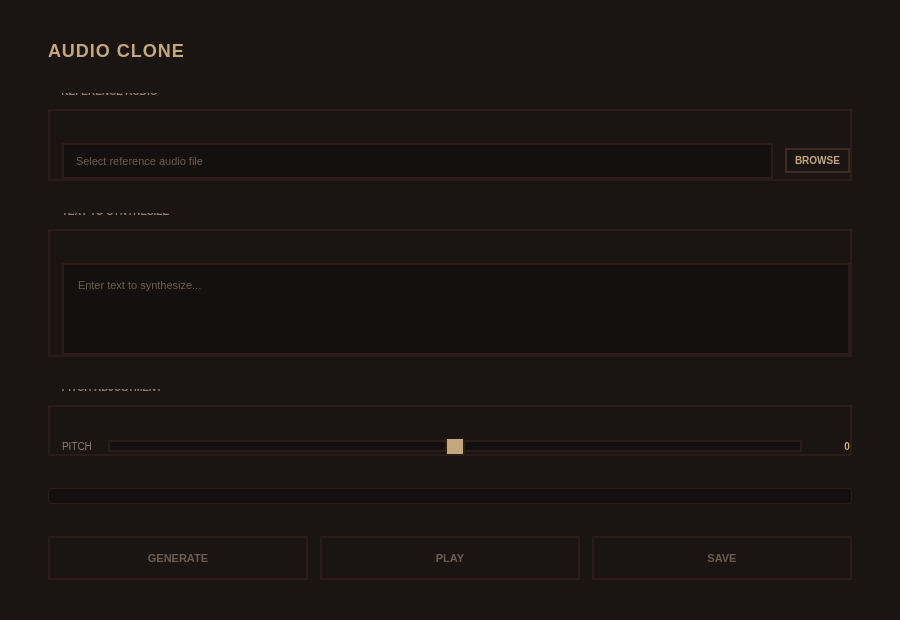
The window that ui/audio_clone.ui (3uyuan1ee/CosyVoice_app) describes before a commit, drawn with Qt 5.
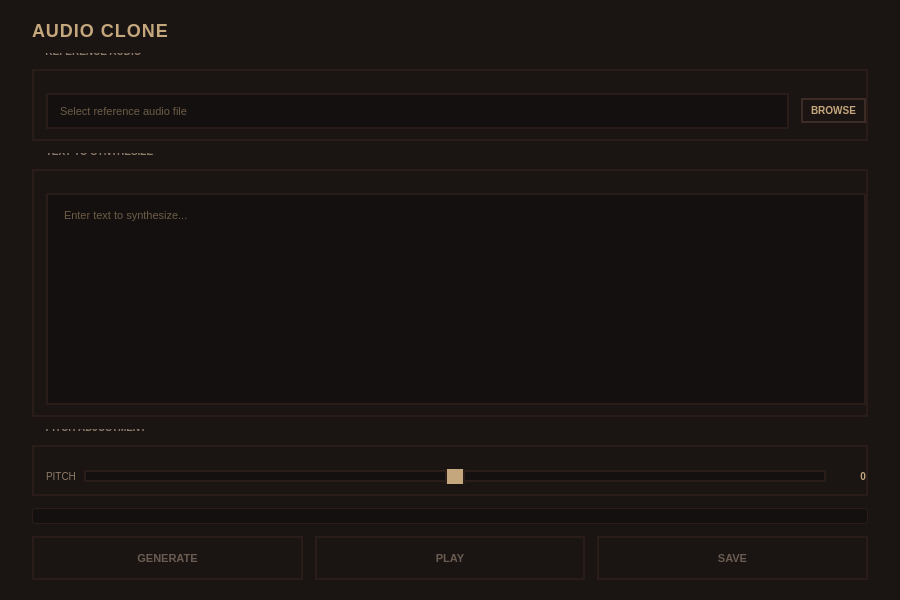
The same window after the commit.

Commit message: fix: 修复页面问题

```diff
--- a/ui/audio_clone.ui
+++ b/ui/audio_clone.ui
@@ -70,7 +70,7 @@
     color: #c4a77d;
     border: 2px solid #2a1d19;
     border-radius: 0px;
-    padding: 10px;
+    padding: 10px 12px 10px 12px;
     font-size: 11px;
     line-height: 1.4;
     selection-background-color: #3d2b25;
@@ -148,19 +148,19 @@
      </property>
      <layout class="QVBoxLayout" name="contentLayout">
       <property name="spacing">
-       <number>32</number>
+       <number>12</number>
       </property>
       <property name="leftMargin">
-       <number>48</number>
+       <number>32</number>
       </property>
       <property name="topMargin">
-       <number>40</number>
+       <number>20</number>
       </property>
       <property name="rightMargin">
-       <number>48</number>
+       <number>32</number>
       </property>
       <property name="bottomMargin">
-       <number>40</number>
+       <number>20</number>
       </property>
       <item>
        <widget class="QLabel" name="titleLabel">
@@ -181,21 +181,30 @@
         <property name="title">
          <string>REFERENCE AUDIO</string>
         </property>
+        <property name="minimumHeight">
+         <number>80</number>
+        </property>
+        <property name="sizePolicy">
+         <sizepolicy hsizetype="Preferred" vsizetype="Minimum">
+          <horstretch>0</horstretch>
+          <verstretch>0</verstretch>
+         </sizepolicy>
+        </property>
         <layout class="QVBoxLayout" name="referenceLayout">
          <property name="spacing">
-          <number>12</number>
+          <number>8</number>
          </property>
          <property name="leftMargin">
           <number>0</number>
          </property>
          <property name="topMargin">
-          <number>20</number>
+          <number>10</number>
          </property>
          <property name="rightMargin">
           <number>0</number>
          </property>
          <property name="bottomMargin">
-          <number>0</number>
+          <number>10</number>
          </property>
          <item>
           <layout class="QHBoxLayout" name="refAudioLayout">
@@ -254,6 +263,15 @@
         <property name="title">
          <string>TEXT TO SYNTHESIZE</string>
         </property>
+        <property name="minimumHeight">
+         <number>120</number>
+        </property>
+        <property name="sizePolicy">
+         <sizepolicy hsizetype="Preferred" vsizetype="Minimum">
+          <horstretch>0</horstretch>
+          <verstretch>0</verstretch>
+         </sizepolicy>
+        </property>
         <layout class="QVBoxLayout" name="textLayout">
          <property name="spacing">
           <number>0</number>
@@ -262,13 +280,13 @@
           <number>0</number>
          </property>
          <property name="topMargin">
-          <number>20</number>
+          <number>10</number>
          </property>
          <property name="rightMargin">
           <number>0</number>
          </property>
          <property name="bottomMargin">
-          <number>0</number>
+          <number>10</number>
          </property>
          <item>
           <widget class="QTextEdit" name="textInput">
@@ -290,24 +308,24 @@
         </property>
         <layout class="QVBoxLayout" name="optionsLayout">
          <property name="spacing">
-          <number>16</number>
+          <number>8</number>
          </property>
          <property name="leftMargin">
           <number>0</number>
          </property>
          <property name="topMargin">
-          <number>20</number>
+          <number>10</number>
          </property>
          <property name="rightMargin">
           <number>0</number>
          </property>
          <property name="bottomMargin">
-          <number>0</number>
+          <number>10</number>
          </property>
          <item>
           <layout class="QHBoxLayout" name="pitchLayout">
            <property name="spacing">
-            <number>16</number>
+            <number>8</number>
            </property>
            <item>
             <widget class="QLabel" name="pitchLabel">
```
Left out of the diff: 3 changed lines with no effect on the pictures.
